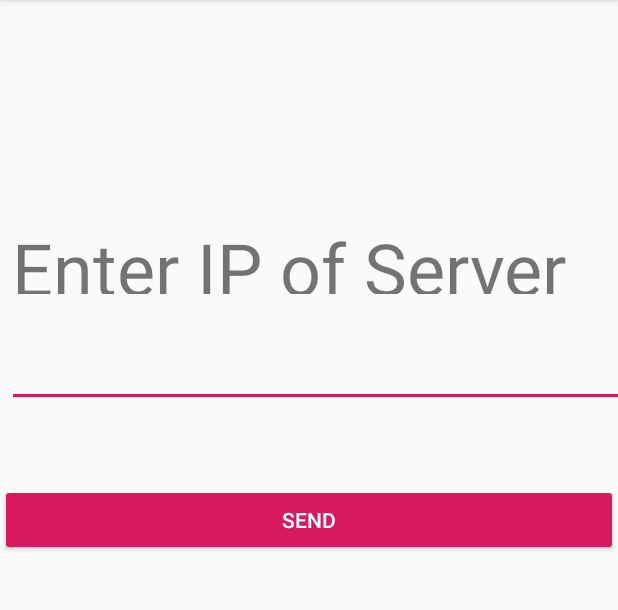
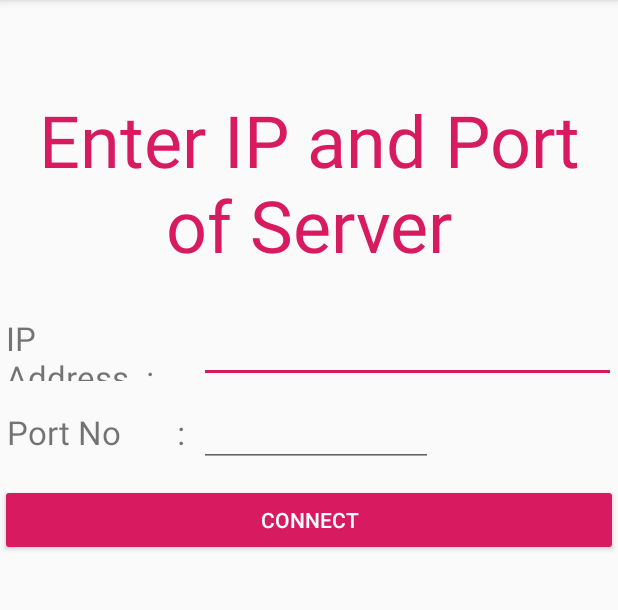
Before and after one commit to ggandhi27/Emotions-Recognition-using-IOT-and-Machine-Learning, an Android app: the screen it shows after launch (MainActivity), on a phone screen of 412 x 824 dp, the part 84-694 px from its top. Run offline under Robolectric (Android 15) with nearby library versions, the phone set to English and light mode, and no system bars.

Commit message:
Android Application is connecting to the server on laptop

```diff
--- a/SocketsApp/app/src/main/AndroidManifest.xml
+++ b/SocketsApp/app/src/main/AndroidManifest.xml
@@ -28,4 +28,6 @@
         </activity>
     </application>
 
+    <uses-permission android:name="android.permission.INTERNET"/>
+
 </manifest>
--- a/SocketsApp/app/src/main/res/layout/activity_main.xml
+++ b/SocketsApp/app/src/main/res/layout/activity_main.xml
@@ -12,16 +12,30 @@
     <EditText
 
         android:id="@+id/ipAddress"
-        android:layout_width="match_parent"
+        android:layout_width="278dp"
         android:layout_height="wrap_content"
         android:layout_marginEnd="16dp"
         android:layout_marginRight="16dp"
-        android:layout_x="5dp"
-        android:layout_y="226dp"
+        android:layout_x="133dp"
+        android:layout_y="210dp"
         android:ems="10"
         android:inputType="textUri"
         tools:layout_editor_absoluteY="46dp"
         tools:text="IP Address" />
+
+    <EditText
+
+        android:id="@+id/port"
+        android:layout_width="156dp"
+        android:layout_height="wrap_content"
+        android:layout_marginEnd="16dp"
+        android:layout_marginRight="16dp"
+        android:layout_x="133dp"
+        android:layout_y="266dp"
+        android:ems="10"
+        android:inputType="textUri"
+        tools:layout_editor_absoluteY="46dp"
+        tools:text="Port" />
 
     <Button
         android:id="@+id/sendBtn"
@@ -30,18 +44,47 @@
         android:layout_height="wrap_content"
         android:layout_x="0dp"
         android:layout_y="323dp"
-        android:text="Send"
+        android:text="Connect"
         tools:layout_editor_absoluteX="145dp"
         tools:layout_editor_absoluteY="115dp" />
 
     <TextView
         android:id="@+id/textView2"
         android:layout_width="wrap_content"
-        android:layout_height="50dp"
-        android:layout_x="8dp"
-        android:layout_y="146dp"
-        android:text="Enter IP of Server"
+        android:layout_height="wrap_content"
+        android:layout_x="0dp"
+        android:layout_y="61dp"
+        android:text="Enter IP and Port of Server"
+        android:textSize="@android:dimen/app_icon_size"
         tools:layout_editor_absoluteX="37dp"
         tools:layout_editor_absoluteY="161dp"
-        android:textSize="@android:dimen/app_icon_size"/>
+        android:textAlignment="center"
+        android:textColor="@color/colorAccent"
+        android:fontFamily="@android:string/search_go"/>
+
+    <TextView
+        android:id="@+id/textView"
+        android:layout_width="123dp"
+        android:layout_height="43dp"
+        android:layout_x="4dp"
+        android:layout_y="211dp"
+        android:text="IP Address\t:"
+        tools:layout_editor_absoluteX="19dp"
+        tools:layout_editor_absoluteY="215dp"
+        android:textSize="22dp"
+        android:gravity="center_vertical"/>
+
+    <TextView
+        android:id="@+id/textView4"
+        android:layout_width="123dp"
+        android:layout_height="43dp"
+        android:layout_x="5dp"
+        android:layout_y="267dp"
+        android:text="Port No       :"
+        tools:layout_editor_absoluteX="19dp"
+        tools:layout_editor_absoluteY="215dp"
+        android:textSize="22dp"
+        android:gravity="center_vertical"
+        />
+
 </AbsoluteLayout>
--- a/SocketsApp/app/src/main/res/layout/moods.xml
+++ b/SocketsApp/app/src/main/res/layout/moods.xml
@@ -70,7 +70,8 @@
         tools:layout_editor_absoluteX="110dp"
         tools:layout_editor_absoluteY="127dp"
         android:textSize="@android:dimen/notification_large_icon_height"
-        android:textColor="@android:color/background_dark"/>
+        android:textColor="@android:color/background_dark"
+        android:textAlignment="center"/>
 
 
 </AbsoluteLayout>
```
Also changed, not shown: SocketsApp/app/src/main/java/com/example/socketsapp/Client.java (added, +36 -0 lines), SocketsApp/app/src/main/java/com/example/socketsapp/MainActivity.java (+46 -10 lines), SocketsApp/app/src/main/java/com/example/socketsapp/MessageSender.java (deleted, +0 -35 lines).
